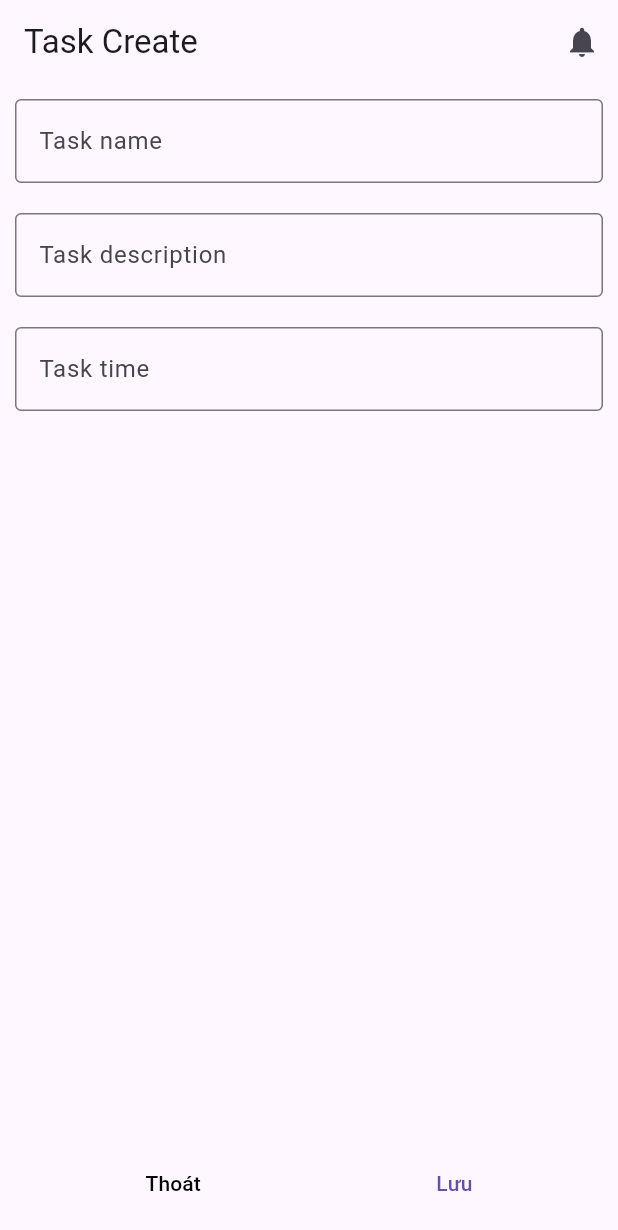
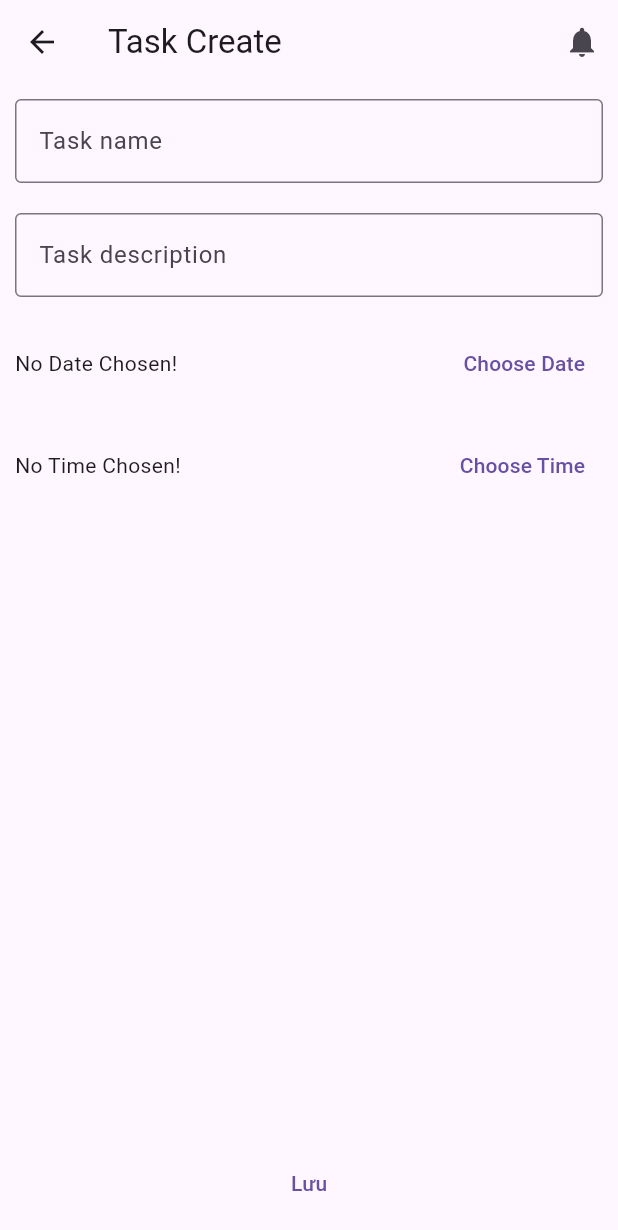
Before and after one commit to PhatHuuPham/task_manager, a Flutter app: the TaskCreatePage screen opened directly, on a phone screen of 412 x 824 dp. Shown: the top 1230 px of the screen. Run offline on Flutter 3.47's test engine with Material 3 defaults, Android fonts, the phone set to English and light mode, and no system bars; our stand-ins replace firebase_core; accounts and stored records are empty.

Commit message:
thêm 2 định dạng ngày và giờ

```diff
--- a/lib/features/task_manager/presentation/srceen/task_create.dart
+++ b/lib/features/task_manager/presentation/srceen/task_create.dart
@@ -1,14 +1,53 @@
 import 'package:flutter/material.dart';
+import 'package:intl/intl.dart';
 
-class TaskCreatePage extends StatelessWidget {
+class TaskCreatePage extends StatefulWidget {
   const TaskCreatePage({super.key});
+
+  @override
+  State<TaskCreatePage> createState() => _TaskCreatePageState();
+}
+
+class _TaskCreatePageState extends State<TaskCreatePage> {
+  DateTime? _selectedDate;
+  TimeOfDay? _selectedTime;
+
+  void _showDatePicker() {
+    showDatePicker(
+      context: context,
+      initialDate: DateTime.now(),
+      firstDate: DateTime.now(),
+      lastDate: DateTime.now().add(const Duration(days: 365)),
+    ).then((pickedDate) {
+      if (pickedDate == null) {
+        return;
+      }
+      setState(() {
+        _selectedDate = pickedDate;
+      });
+    });
+  }
+
+  void _showTimePicker() {
+    showTimePicker(
+      context: context,
+      initialTime: TimeOfDay.now(),
+    ).then((pickedTime) {
+      if (pickedTime == null) {
+        return;
+      }
+      setState(() {
+        _selectedTime = pickedTime;
+      });
+    });
+  }
 
   @override
   Widget build(BuildContext context) {
     return Scaffold(
         appBar: AppBar(
           title: const Text("Task Create"),
-          automaticallyImplyLeading: false,
+          // automaticallyImplyLeading: false,
           actions: [
             IconButton(
               icon: const Icon(Icons.notifications),
@@ -44,11 +83,38 @@ class TaskCreatePage extends StatelessWidget {
                   ),
                   Container(
                     padding: const EdgeInsets.all(10),
-                    child: const TextField(
-                      decoration: InputDecoration(
-                        border: OutlineInputBorder(),
-                        labelText: 'Task time',
-                      ),
+                    child: Row(
+                      children: [
+                        Expanded(
+                          child: Text(
+                            _selectedDate == null
+                                ? 'No Date Chosen!'
+                                : 'Picked Date: ${DateFormat.yMd().format(_selectedDate!)}',
+                          ),
+                        ),
+                        TextButton(
+                          onPressed: _showDatePicker,
+                          child: const Text('Choose Date'),
+                        ),
+                      ],
+                    ),
+                  ),
+                  Container(
+                    padding: const EdgeInsets.all(10),
+                    child: Row(
+                      children: [
+                        Expanded(
+                          child: Text(
+                            _selectedTime == null
+                                ? 'No Time Chosen!'
+                                : 'Picked Time: ${_selectedTime!.format(context)}',
+                          ),
+                        ),
+                        TextButton(
+                          onPressed: _showTimePicker,
+                          child: const Text('Choose Time'),
+                        ),
+                      ],
                     ),
                   ),
                 ],
@@ -61,18 +127,6 @@ class TaskCreatePage extends StatelessWidget {
               child: Row(
                 mainAxisAlignment: MainAxisAlignment.spaceEvenly,
                 children: [
-                  TextButton(
-                    onPressed: () {
-                      Navigator.pop(context);
-                    },
-                    style: TextButton.styleFrom(
-                        padding: const EdgeInsets.symmetric(
-                            horizontal: 60, vertical: 25)),
-                    child: const Text(
-                      'Thoát',
-                      style: TextStyle(color: Colors.black),
-                    ),
-                  ),
                   TextButton(
                     onPressed: () => {
                       // Lưu công việc
--- a/pubspec.yaml
+++ b/pubspec.yaml
@@ -39,6 +39,7 @@ dependencies:
   path: ^1.9.0
   firebase_core: ^3.8.1
   provider: ^6.1.2
+  intl: ^0.20.1
 
 
 dev_dependencies:
```
Also changed, not shown: pubspec.lock.
